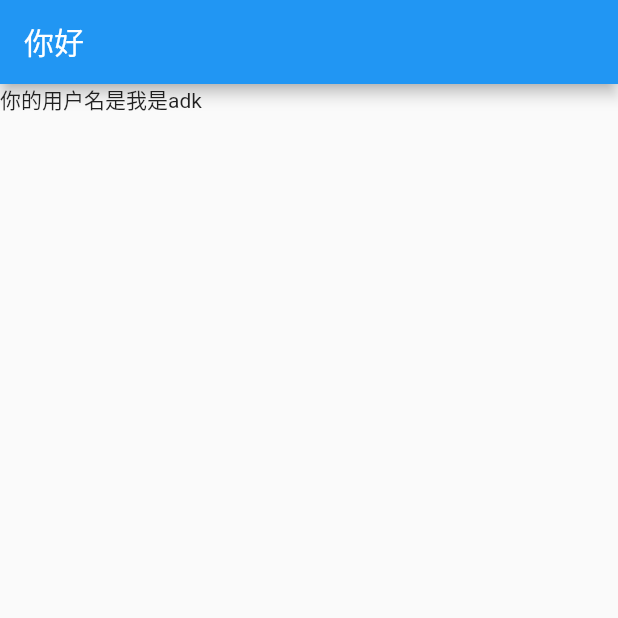
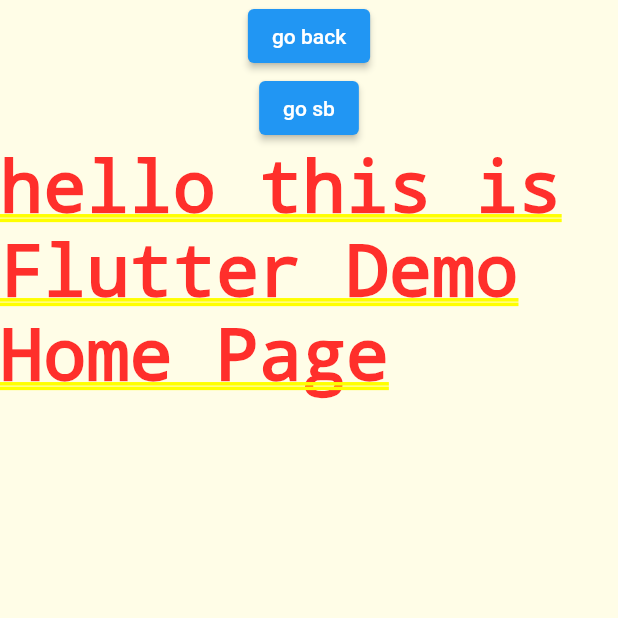
Before and after one commit to ADKcodeXD/flutter-learn, a Flutter app: the screen it shows after launch, on a phone screen of 412 x 824 dp, the top half of it. Run offline on Flutter 3.47's test engine with Material 2 defaults, Android fonts, the phone set to English and light mode, and no system bars; our stand-ins replace fluro.

Commit message:
feat: 🎸 路由管理方案

```diff
--- /dev/null
+++ b/flutter-first/myfirstapp/lib/main-provider.dart
@@ -0,0 +1,32 @@
+import 'package:flutter/material.dart';
+import 'package:provider/provider.dart';
+void main(List<String> args) {
+  runApp(ChangeNotifierProvider<UserInfo>.value(
+    value: UserInfo("我是adk", "nickname", 12),
+    child: MyApp(),
+  ));
+}
+
+class UserInfo with ChangeNotifier {
+  String username;
+  String nickname;
+  int age;
+  UserInfo(this.username, this.nickname, this.age);
+  setUsername(String uname) {
+    username = uname;
+  }
+}
+
+class MyApp extends StatelessWidget {
+  @override
+  Widget build(BuildContext context) {
+    return MaterialApp(
+      home: Scaffold(
+        appBar: AppBar(
+          title: Text('你好'),
+        ),
+        body: Text("你的用户名是${Provider.of<UserInfo>(context).username}"),
+      ),
+    );
+  }
+}
--- a/flutter-first/myfirstapp/lib/main.dart
+++ b/flutter-first/myfirstapp/lib/main.dart
@@ -1,32 +1,87 @@
 import 'package:flutter/material.dart';
-import 'package:provider/provider.dart';
+// ignore: import_of_legacy_library_into_null_safe
+import 'package:fluro/fluro.dart';
+
 void main(List<String> args) {
-  runApp(ChangeNotifierProvider<UserInfo>.value(
-    value: UserInfo("我是adk", "nickname", 12),
-    child: MyApp(),
-  ));
-}
-
-class UserInfo with ChangeNotifier {
-  String username;
-  String nickname;
-  int age;
-  UserInfo(this.username, this.nickname, this.age);
-  setUsername(String uname) {
-    username = uname;
-  }
+  FluroRouter router = FluroRouter();
+  Routes.configureRoutes(router);
+  Application.router = router;
+  runApp(MyApp());
 }
 
 class MyApp extends StatelessWidget {
   @override
   Widget build(BuildContext context) {
     return MaterialApp(
-      home: Scaffold(
-        appBar: AppBar(
-          title: Text('你好'),
-        ),
-        body: Text("你的用户名是${Provider.of<UserInfo>(context).username}"),
+      title: '我的app2',
+      onGenerateRoute: Application.router.generator,
+      theme: ThemeData(
+        primarySwatch: Colors.blue,
       ),
+      home: MyHomePage(title: 'Flutter Demo Home Page'),
     );
   }
 }
+
+class Application {
+  static FluroRouter router = FluroRouter();
+}
+
+class Routes {
+  static void configureRoutes(FluroRouter router) {
+    router.define('/',
+        handler: Handler(
+          handlerFunc: (context, params) =>
+              MyHomePage(title: 'Flutter Demo Home Page'),
+        ));
+    router.define("/sb",
+        handler: Handler(
+          handlerFunc: (context, params) => MyHomePage(title: 'this sb page'),
+        ));
+    router.notFoundHandler = Handler(
+      handlerFunc: (context, params) => PageEmpty(),
+    );
+  }
+}
+
+class PageEmpty extends StatelessWidget {
+  @override
+  Widget build(BuildContext context) {
+    return Container(
+      color: Colors.blue[100],
+      child: Column(children: <Widget>[
+        const Text('404'),
+        ElevatedButton(
+            onPressed: () {
+              Application.router.navigateTo(context, '/');
+            },
+            child: const Text('go back'))
+      ]),
+    );
+  }
+}
+
+class MyHomePage extends StatelessWidget {
+  String title = "";
+  MyHomePage({Key? key, required this.title}) : super(key: key);
+  @override
+  Widget build(BuildContext context) {
+    // TODO: implement build
+    return Container(
+      color: Colors.yellow[50],
+      child: Column(children: [
+        ElevatedButton(
+            onPressed: () {
+              Application.router.navigateTo(context, '/');
+            },
+            child: const Text('go back')),
+        ElevatedButton(
+            onPressed: () {
+              Application.router.navigateTo(context, '/sb');
+            },
+            child: const Text('go sb')),
+        Text("hello this is ${title}")
+      ]),
+    );
+  }
+}
--- a/flutter-first/myfirstapp/pubspec.yaml
+++ b/flutter-first/myfirstapp/pubspec.yaml
@@ -34,6 +34,7 @@ dependencies:
   # Use with the CupertinoIcons class for iOS style icons.
   cupertino_icons: ^1.0.2
   provider: ^6.0.3
+  fluro: ^2.0.0
 
 dev_dependencies:
   flutter_test:
```
Also changed, not shown: flutter-first/myfirstapp/pubspec.lock.
